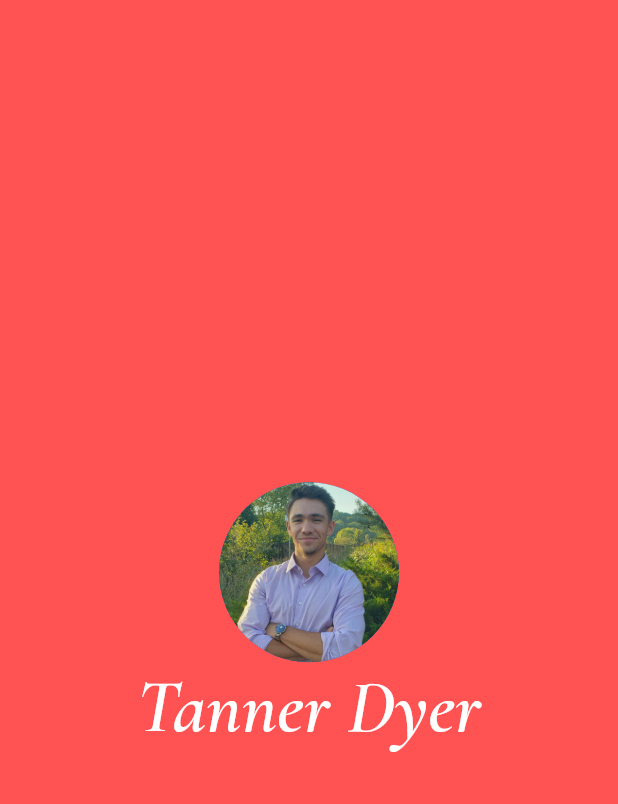
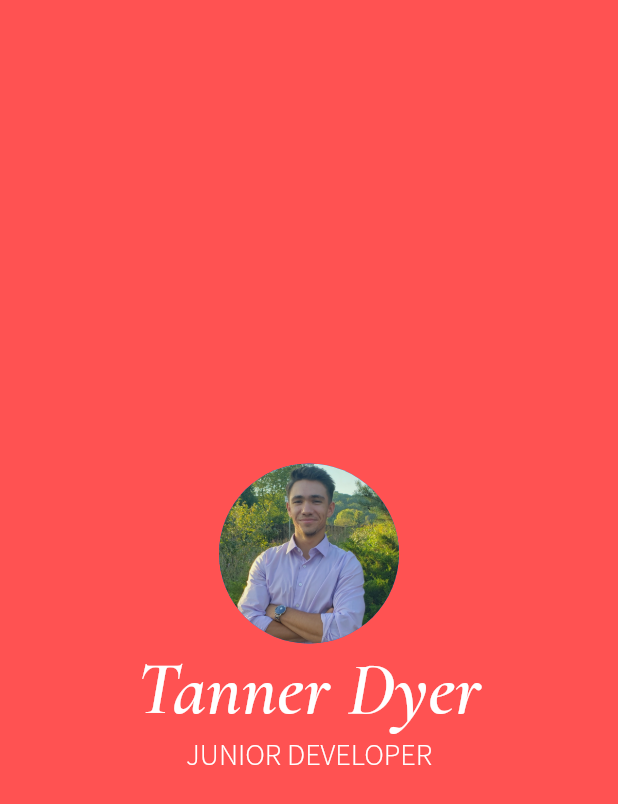
Before and after one commit to tddyer/biz-me, a Flutter app: the screen it shows after launch, on a phone screen of 412 x 824 dp. Shown: the top 804 px of the screen. Run offline on Flutter 3.47's test engine with Material 2 defaults, Android fonts, the phone set to English and light mode, and no system bars.

Commit message:
Added personal position text, source sans pro font, updated pubspec

```diff
--- a/lib/main.dart
+++ b/lib/main.dart
@@ -27,6 +27,14 @@ class MyApp extends StatelessWidget {
                     color: Colors.white,
                     fontWeight: FontWeight.bold,
                   ),
+                ),
+                Text(
+                  'JUNIOR DEVELOPER',
+                  style: TextStyle(
+                    fontSize: 20.0,
+                    color: Colors.white,
+                    fontFamily: 'Source Sans Pro',
+                  )
                 )
               ],
             ),
--- a/pubspec.yaml
+++ b/pubspec.yaml
@@ -31,3 +31,6 @@ flutter:
     - family: Cormorant Garamond
       fonts:
       - asset: fonts/CormorantGaramond-SemiBoldItalic.ttf
+    - family: Source Sans Pro
+      fonts:
+      - asset: fonts/SourceSansPro-Light.ttf
```
Also changed, not shown: fonts/SourceSansPro-Light.ttf (added).
